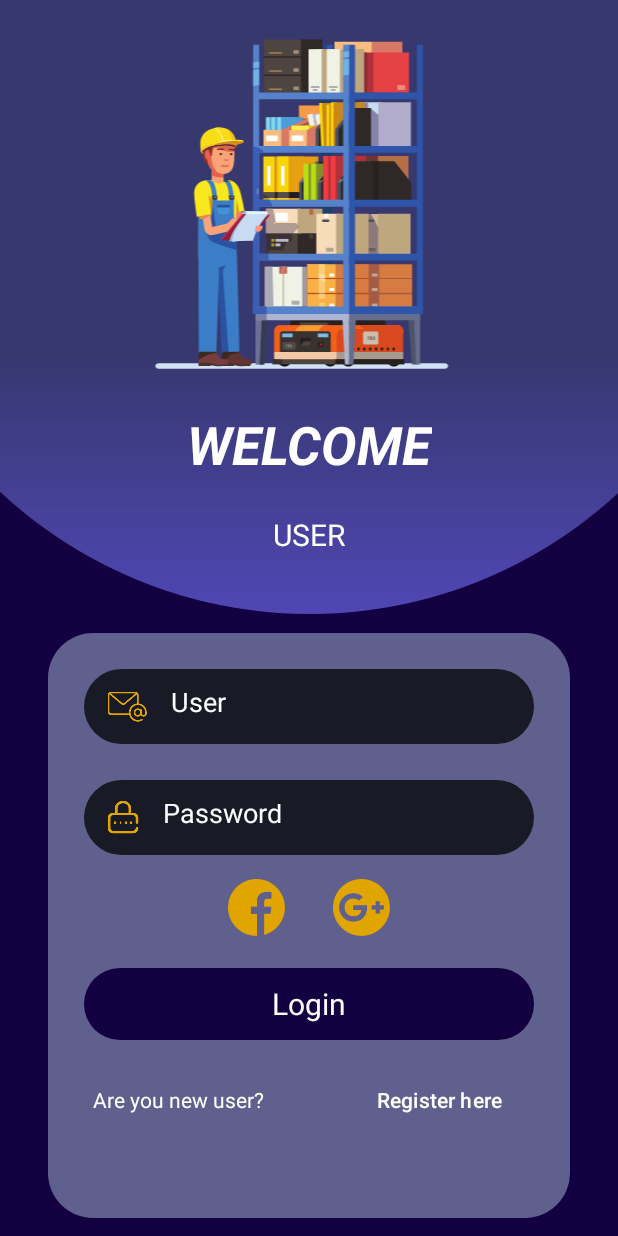
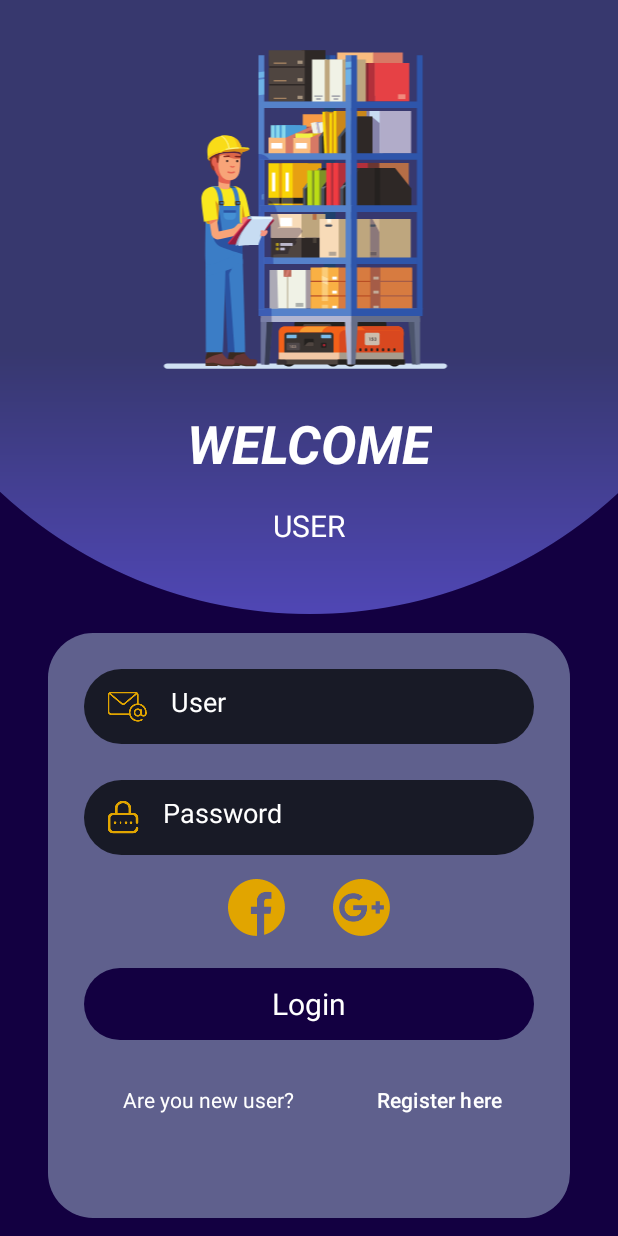
Before and after one commit to haarveyd/Inventario, an Android app: the fragment LoginFragment shown on its own in the app's theme, on a phone screen of 412 x 824 dp. Run offline under Robolectric (Android 15) with nearby library versions, the phone set to English and light mode, and no system bars.

Commit message:
Se arreglo el login

```diff
--- a/app/src/main/res/layout/fragment_login.xml
+++ b/app/src/main/res/layout/fragment_login.xml
@@ -19,14 +19,14 @@
 
     <ImageView
         android:id="@+id/imageView8"
-        android:layout_width="356dp"
-        android:layout_height="266dp"
+        android:layout_width="351dp"
+        android:layout_height="257dp"
         app:layout_constraintBottom_toBottomOf="@+id/imageView"
         app:layout_constraintEnd_toEndOf="parent"
-        app:layout_constraintHorizontal_bias="0.495"
+        app:layout_constraintHorizontal_bias="0.533"
         app:layout_constraintStart_toStartOf="parent"
         app:layout_constraintTop_toTopOf="parent"
-        app:layout_constraintVertical_bias="0.0"
+        app:layout_constraintVertical_bias="0.052"
         app:srcCompat="@drawable/_311295_395" />
 
     <TextView
@@ -54,7 +54,7 @@
         app:layout_constraintEnd_toEndOf="parent"
         app:layout_constraintStart_toStartOf="parent"
         app:layout_constraintTop_toBottomOf="@+id/textView5"
-        app:layout_constraintVertical_bias="0.37" />
+        app:layout_constraintVertical_bias="0.274" />
 
     <LinearLayout
         android:layout_width="match_parent"
@@ -144,6 +144,8 @@
             android:layout_width="match_parent"
             android:layout_height="40dp"
             android:layout_marginTop="20dp"
+            android:layout_marginLeft="20dp"
+            android:layout_margin="20dp"
             android:orientation="horizontal">
 
 
@@ -159,7 +161,6 @@
                 android:id="@+id/registro"
                 android:layout_width="105dp"
                 android:layout_height="wrap_content"
-
                 android:layout_weight="1"
                 android:background="#00FFFFFF"
                 android:text="Register here"
```
